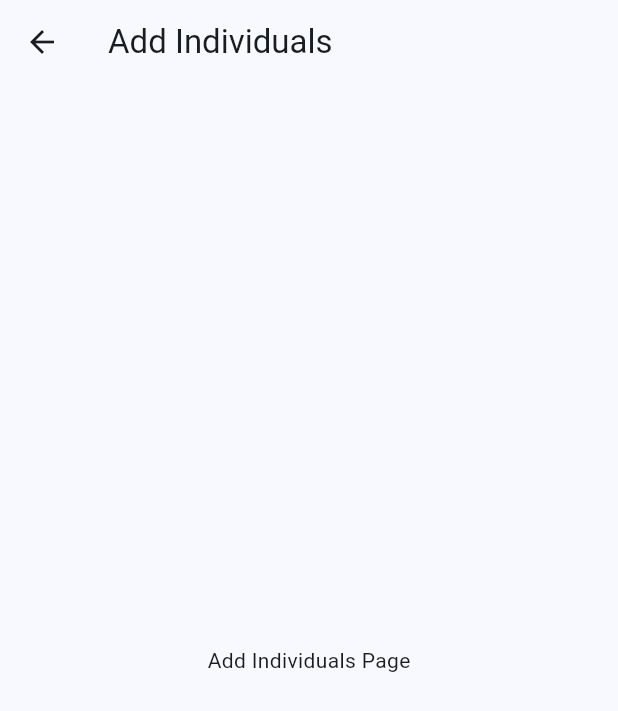
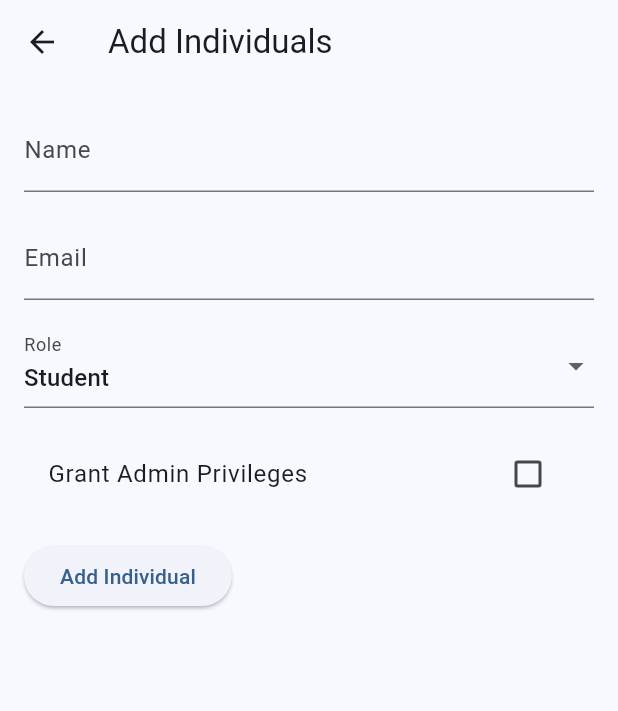
Before and after one commit to Maxwell-016/Residential-Tracker-and-booking, a Flutter app: the AddIndividualsPage screen opened directly, on a phone screen of 412 x 824 dp. Shown: the top 711 px of the screen. Run offline on Flutter 3.47's test engine with Material 3 defaults, Android fonts, the light colour scheme and no system bars; our stand-ins replace awesome_notifications, carousel_slider, cloud_firestore, dio, email_validator, file_picker and 14 more; missing offline and left inert: flutter_email_sender; accounts and stored records are empty.

Commit message:
Added an adding functionality to students and landlords data

```diff
--- a/flutter_frontend/lib/View/Screens/Admin/add_individuals_page.dart
+++ b/flutter_frontend/lib/View/Screens/Admin/add_individuals_page.dart
@@ -1,13 +1,138 @@
+import 'package:cloud_firestore/cloud_firestore.dart';
 import 'package:flutter/material.dart';
 
-class AddIndividualsPage extends StatelessWidget {
+class AddIndividualsPage extends StatefulWidget {
   const AddIndividualsPage({super.key});
+
+  @override
+  State<AddIndividualsPage> createState() => _AddIndividualsPageState();
+}
+
+class _AddIndividualsPageState extends State<AddIndividualsPage> {
+  final _formKey = GlobalKey<FormState>();
+  final TextEditingController _nameController = TextEditingController();
+  final TextEditingController _emailController = TextEditingController();
+  String _selectedRole = 'Student'; // Default role
+  bool _isAdmin = false; // Checkbox for special privileges
+  bool _isLoading = false;
+
+  final FirebaseFirestore _firestore = FirebaseFirestore.instance;
+
+  Future<void> _addIndividual() async {
+    if (_formKey.currentState!.validate()) {
+      setState(() {
+        _isLoading = true;
+      });
+
+      try {
+        // Prepare user data
+        final userData = {
+          'name': _nameController.text.trim(),
+          'email': _emailController.text.trim(),
+          'role': _isAdmin ? 'Admin' : _selectedRole,
+          'createdAt': FieldValue.serverTimestamp(),
+        };
+
+        // Save to Firestore
+        await _firestore.collection('Users').add(userData);
+
+        // Show success message
+        ScaffoldMessenger.of(context).showSnackBar(
+          const SnackBar(content: Text('User added successfully!')),
+        );
+
+        // Clear the form
+        _nameController.clear();
+        _emailController.clear();
+        setState(() {
+          _selectedRole = 'Student';
+          _isAdmin = false;
+        });
+      } catch (e) {
+        // Handle errors
+        ScaffoldMessenger.of(context).showSnackBar(
+          SnackBar(content: Text('Failed to add user: $e')),
+        );
+      } finally {
+        setState(() {
+          _isLoading = false;
+        });
+      }
+    }
+  }
 
   @override
   Widget build(BuildContext context) {
     return Scaffold(
-      appBar: AppBar(title: const Text('Add Individuals')),
-      body: const Center(child: Text('Add Individuals Page')),
+      appBar: AppBar(
+        title: const Text('Add Individuals'),
+      ),
+      body: Padding(
+        padding: const EdgeInsets.all(16.0),
+        child: Form(
+          key: _formKey,
+          child: Column(
+            crossAxisAlignment: CrossAxisAlignment.start,
+            children: [
+              TextFormField(
+                controller: _nameController,
+                decoration: const InputDecoration(labelText: 'Name'),
+                validator: (value) {
+                  if (value == null || value.isEmpty) {
+                    return 'Please enter a name';
+                  }
+                  return null;
+                },
+              ),
+              const SizedBox(height: 16),
+              TextFormField(
+                controller: _emailController,
+                decoration: const InputDecoration(labelText: 'Email'),
+                validator: (value) {
+                  if (value == null || value.isEmpty) {
+                    return 'Please enter an email';
+                  }
+                  if (!RegExp(r'^[^@]+@[^@]+\.[^@]+').hasMatch(value)) {
+                    return 'Please enter a valid email';
+                  }
+                  return null;
+                },
+              ),
+              const SizedBox(height: 16),
+              DropdownButtonFormField<String>(
+                value: _selectedRole,
+                decoration: const InputDecoration(labelText: 'Role'),
+                items: const [
+                  DropdownMenuItem(value: 'Student', child: Text('Student')),
+                  DropdownMenuItem(value: 'Landlord', child: Text('Landlord')),
+                ],
+                onChanged: (value) {
+                  setState(() {
+                    _selectedRole = value!;
+                  });
+                },
+              ),
+              const SizedBox(height: 16),
+              CheckboxListTile(
+                title: const Text('Grant Admin Privileges'),
+                value: _isAdmin,
+                onChanged: (value) {
+                  setState(() {
+                    _isAdmin = value!;
+                  });
+                },
+              ),
+              const SizedBox(height: 16),
+              _isLoading
+                  ? const Center(child: CircularProgressIndicator())
+                  : ElevatedButton(
+                      onPressed: _addIndividual,
+                      child: const Text('Add Individual'),
+                    ),
+            ],
+          ),
+        ),
+      ),
     );
   }
 }
```
